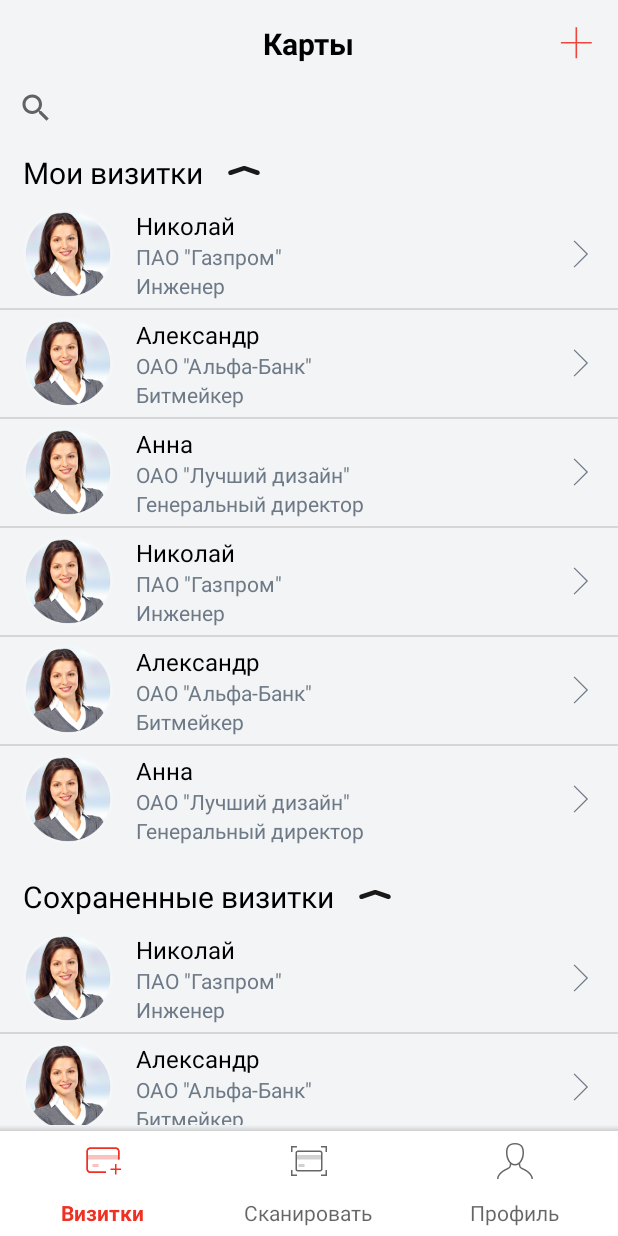
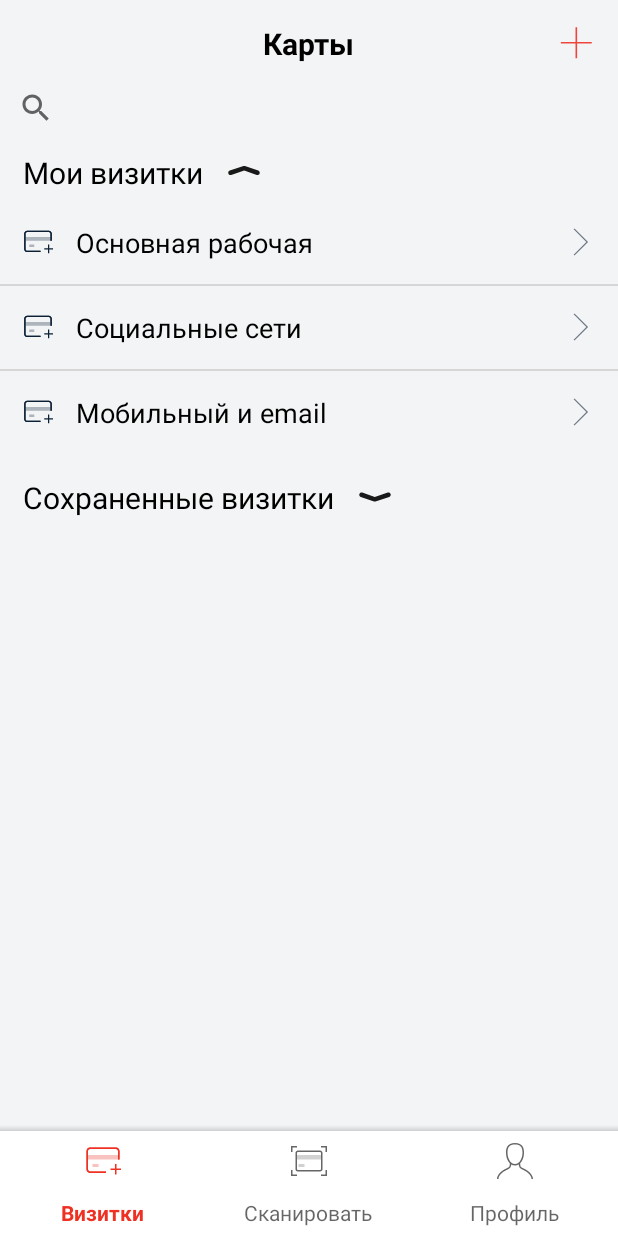
Before and after one commit to matteocarrera/alfa-bank-qr, an Android app: the screen it shows after launch (CardsActivity), on a phone screen of 412 x 824 dp. Run offline under Robolectric (Android 15) with nearby library versions, the phone set to English and light mode, and no system bars.

Commit message:
Добавлены сущности, изменены адаптеры, исправлены баги

```diff
--- a/app/src/main/java/com/example/alpha_bank_qr/Activities/CardsActivity.kt
+++ b/app/src/main/java/com/example/alpha_bank_qr/Activities/CardsActivity.kt
@@ -8,8 +8,11 @@ import android.widget.ImageView
 import android.widget.LinearLayout
 import android.widget.ListView
 import androidx.appcompat.app.AppCompatActivity
-import com.example.alpha_bank_qr.Adapters.CardListAdapter
+import com.example.alpha_bank_qr.Adapters.MyCardListAdapter
+import com.example.alpha_bank_qr.Adapters.SavedCardListAdapter
+import com.example.alpha_bank_qr.Entities.Card
 import com.example.alpha_bank_qr.R
+import com.example.alpha_bank_qr.Entities.User
 import com.example.alpha_bank_qr.Utils.ListUtils
 import kotlinx.android.synthetic.main.activity_cards.*
 
@@ -38,22 +41,24 @@ class CardsActivity : AppCompatActivity() {
             true
         }
 
+        saved_cards_list.visibility = View.GONE
+        saved_cards_image.setImageResource(R.drawable.ic_expand)
         setVisibility(my_cards_title, my_cards_list, my_cards_image)
         setVisibility(saved_cards_title, saved_cards_list, saved_cards_image)
 
-        val name = arrayOf("Николай", "Александр", "Анна", "Николай", "Александр", "Анна")
-        val company = arrayOf("ПАО \"Газпром\"", "ОАО \"Альфа-Банк\"", "ОАО \"Лучший дизайн\"", "ПАО \"Газпром\"", "ОАО \"Альфа-Банк\"", "ОАО \"Лучший дизайн\"")
-        val jobTitle = arrayOf("Инженер", "Битмейкер", "Генеральный директор", "Инженер", "Битмейкер", "Генеральный директор")
+        val users = setUsers()
+        val cards = setCards()
 
-        val adapter = CardListAdapter(this, name, company, jobTitle)
-        my_cards_list.adapter = adapter
-        saved_cards_list.adapter = adapter
+        val myCardsAdapter = MyCardListAdapter(this, cards)
+        my_cards_list.adapter = myCardsAdapter
+        val savedCardsAdapter = SavedCardListAdapter(this, users)
+        saved_cards_list.adapter = savedCardsAdapter
 
         ListUtils.setDynamicHeight(my_cards_list);
         ListUtils.setDynamicHeight(saved_cards_list);
     }
 
-    private fun setVisibility(layout : LinearLayout, list : ListView, image : ImageView) {
+    private fun setVisibility(layout: LinearLayout, list: ListView, image: ImageView) {
         layout.setOnClickListener {
             if (list.visibility == View.VISIBLE) {
                 list.visibility = View.GONE
@@ -64,4 +69,71 @@ class CardsActivity : AppCompatActivity() {
             }
         }
     }
+
+    private fun setCards(): Array<Card> {
+        return arrayOf(
+            Card(0, 2, "Основная рабочая", 0),
+            Card(1, 2, "Социальные сети", 1),
+            Card(2, 2, "Мобильный и email", 2)
+        )
+    }
+
+    private fun setUsers(): Array<User> {
+        return arrayOf(
+            User(
+                0,
+                R.drawable.photo2,
+                "Александр",
+                "Лаптев",
+                "",
+                "ОАО Газпром",
+                "Генеральный директор",
+                "",
+                "",
+                "",
+                "",
+                "",
+                "",
+                "",
+                "",
+                ""
+            ),
+            User(
+                1,
+                R.drawable.photo,
+                "Анна",
+                "Кислых",
+                "",
+                "ОАО Лучший дизайн",
+                "Главный дизайнер лучший на свете",
+                "",
+                "",
+                "",
+                "",
+                "",
+                "",
+                "",
+                "",
+                ""
+            ),
+            User(
+                2,
+                R.drawable.photo3,
+                "Владимир",
+                "Макаров",
+                "",
+                "ОАО Наумен",
+                "Программист",
+                "",
+                "",
+                "",
+                "",
+                "",
+                "",
+                "",
+                "",
+                ""
+            )
+        )
+    }
 }
--- a/app/src/main/java/com/example/alpha_bank_qr/Adapters/CardListAdapter.kt
+++ /dev/null
@@ -1,30 +0,0 @@
-package com.example.alpha_bank_qr.Adapters
-
-import android.app.Activity
-import android.view.View
-import android.view.ViewGroup
-import android.widget.ArrayAdapter
-import android.widget.TextView
-import com.example.alpha_bank_qr.R
-
-
-class CardListAdapter(private val context: Activity, private val name: Array<String>, private val jobTitle: Array<String>, private val company: Array<String>)
-    : ArrayAdapter<String>(context,
-    R.layout.card_list_item, name
-) {
-
-    override fun getView(position: Int, view: View?, parent: ViewGroup): View {
-        val inflater = context.layoutInflater
-        val rowView = inflater.inflate(R.layout.card_list_item, null, true)
-
-        val nameText = rowView.findViewById(R.id.name) as TextView
-        val jobTitleText = rowView.findViewById(R.id.job_title) as TextView
-        val companyText = rowView.findViewById(R.id.company) as TextView
-
-        nameText.text = name[position]
-        jobTitleText.text = jobTitle[position]
-        companyText.text = company[position]
-
-        return rowView
-    }
-}
--- /dev/null
+++ b/app/src/main/java/com/example/alpha_bank_qr/Adapters/MyCardListAdapter.kt
@@ -0,0 +1,26 @@
+package com.example.alpha_bank_qr.Adapters
+
+import android.app.Activity
+import android.view.View
+import android.view.ViewGroup
+import android.widget.ArrayAdapter
+import android.widget.TextView
+import com.example.alpha_bank_qr.Entities.Card
+import com.example.alpha_bank_qr.R
+
+class MyCardListAdapter(private val context: Activity, private val cards: Array<Card>)
+    : ArrayAdapter<Card>(context,
+    R.layout.my_card_list_item, cards
+) {
+
+    override fun getView(position: Int, view: View?, parent: ViewGroup): View {
+        val inflater = context.layoutInflater
+        val rowView = inflater.inflate(R.layout.my_card_list_item, null, true)
+
+        val title = rowView.findViewById(R.id.title) as TextView
+
+        title.text = cards[position].title
+
+        return rowView
+    }
+}
--- /dev/null
+++ b/app/src/main/java/com/example/alpha_bank_qr/Adapters/SavedCardListAdapter.kt
@@ -0,0 +1,33 @@
+package com.example.alpha_bank_qr.Adapters
+
+import android.app.Activity
+import android.view.View
+import android.view.ViewGroup
+import android.widget.ArrayAdapter
+import android.widget.ImageView
+import android.widget.TextView
+import com.example.alpha_bank_qr.R
+import com.example.alpha_bank_qr.Entities.User
+
+class SavedCardListAdapter(private val context: Activity, private val users: Array<User>)
+    : ArrayAdapter<User>(context,
+    R.layout.saved_card_list_item, users
+) {
+
+    override fun getView(position: Int, view: View?, parent: ViewGroup): View {
+        val inflater = context.layoutInflater
+        val rowView = inflater.inflate(R.layout.saved_card_list_item, null, true)
+
+        val photo = rowView.findViewById(R.id.photo) as ImageView
+        val name = rowView.findViewById(R.id.name) as TextView
+        val jobTitle = rowView.findViewById(R.id.job_title) as TextView
+        val company = rowView.findViewById(R.id.company) as TextView
+
+        photo.setImageResource(users[position].photo)
+        name.text = users[position].name + " " + users[position].surname
+        jobTitle.text = users[position].jobTitle
+        company.text = users[position].company
+
+        return rowView
+    }
+}
--- /dev/null
+++ b/app/src/main/java/com/example/alpha_bank_qr/Entities/Card.kt
@@ -0,0 +1,13 @@
+package com.example.alpha_bank_qr.Entities
+
+/*
+    Переменная userId используется как связка с таблицей users в базе данных для получения
+    данных определенного пользователя, созданного для конкретной визитной карточки
+
+    Иконка может выбираться пользователем из списка предложенных
+ */
+
+class Card (val id: Int,
+            var icon : Int,
+            var title : String,
+            var userId: Int)
--- /dev/null
+++ b/app/src/main/java/com/example/alpha_bank_qr/Entities/DataItem.kt
@@ -0,0 +1,4 @@
+package com.example.alpha_bank_qr.Entities
+
+class DataItem ( val title : String, val description : String
+)
--- /dev/null
+++ b/app/src/main/java/com/example/alpha_bank_qr/Entities/User.kt
@@ -0,0 +1,28 @@
+package com.example.alpha_bank_qr.Entities
+
+/*
+    Пользователь будет иметь возможность добавить дополнительный мобильный номер, дополнительный
+    email и дополнительный адрес
+
+    Для каждой отдельной визитки будет создаваться новый пользователь с выборкой данных из
+    основного пользователя, уже существующего в базе данных
+ */
+
+class User(
+    val id: Int,
+    var photo : Int,
+    var name: String,
+    var surname: String,
+    var patronymic: String,
+    var company: String,
+    var jobTitle: String,
+    var mobile: String,
+    var mobileSecond: String?,
+    var email: String,
+    var emailSecond: String,
+    var address: String,
+    var addressSecond: String,
+    var vk: String,
+    var facebook: String,
+    var twitter: String
+)
--- a/app/src/main/res/layout/activity_profile.xml
+++ b/app/src/main/res/layout/activity_profile.xml
@@ -39,7 +39,6 @@
         android:layout_width="100dp"
         android:layout_height="100dp"
         app:srcCompat="@drawable/ic_user"
-        android:tint="@android:color/black"
         app:layout_constraintTop_toBottomOf="@+id/edit_profile"
         app:layout_constraintStart_toStartOf="parent"
         app:layout_constraintEnd_toEndOf="parent"/>
--- a/app/src/main/res/layout/card_list_item.xml
+++ b/app/src/main/res/layout/my_card_list_item.xml
@@ -11,9 +11,10 @@
         android:orientation="horizontal">
 
         <ImageView
-            android:layout_width="60dp"
-            android:layout_height="60dp"
-            app:srcCompat="@drawable/photo"
+            android:id="@+id/photo"
+            android:layout_width="20dp"
+            android:layout_height="20dp"
+            app:srcCompat="@drawable/ic_cards"
             android:layout_gravity="center_vertical"
             android:layout_marginLeft="15dp"
             android:layout_marginStart="15dp" />
@@ -25,42 +26,19 @@
             android:orientation="vertical">
 
             <TextView
-                android:id="@+id/name"
+                android:id="@+id/title"
                 android:layout_width="match_parent"
                 android:layout_height="wrap_content"
-                android:text="имя фамилия"
-                android:layout_marginTop="5dp"
+                android:text="название карты"
+                android:layout_marginTop="15dp"
                 android:layout_marginLeft="15dp"
                 android:layout_marginRight="15dp"
                 android:layout_marginEnd="15dp"
                 android:layout_marginStart="15dp"
-                android:textSize="16sp"
+                android:layout_marginBottom="15dp"
+                android:textSize="18sp"
                 android:textColor="@android:color/black"/>
 
-            <TextView
-                android:id="@+id/job_title"
-                android:layout_width="match_parent"
-                android:layout_height="wrap_content"
-                android:text="должность"
-                android:layout_marginLeft="15dp"
-                android:layout_marginRight="15dp"
-                android:layout_marginEnd="15dp"
-                android:layout_marginStart="15dp"
-                android:textSize="14sp"
-                android:textColor="@color/colorSecondary"/>
-
-            <TextView
-                android:id="@+id/company"
-                android:layout_width="match_parent"
-                android:layout_height="wrap_content"
-                android:text="компания"
-                android:layout_marginLeft="15dp"
-                android:layout_marginRight="15dp"
-                android:layout_marginEnd="15dp"
-                android:layout_marginStart="15dp"
-                android:layout_marginBottom="5dp"
-                android:textSize="14sp"
-                android:textColor="@color/colorSecondary"/>
         </LinearLayout>
 
         <ImageView
```
Also changed, not shown: app/src/main/java/com/example/alpha_bank_qr/Activities/ProfileActivity.kt (+9 -7 lines), app/src/main/java/com/example/alpha_bank_qr/Adapters/DataListAdapter.kt (+8 -7 lines), app/src/main/java/com/example/alpha_bank_qr/User.kt (deleted, +0 -9 lines), app/src/main/res/layout/saved_card_list_item.xml (added, +78 -0 lines), app/src/main/res/drawable/photo3.png (added), 1 other file.
